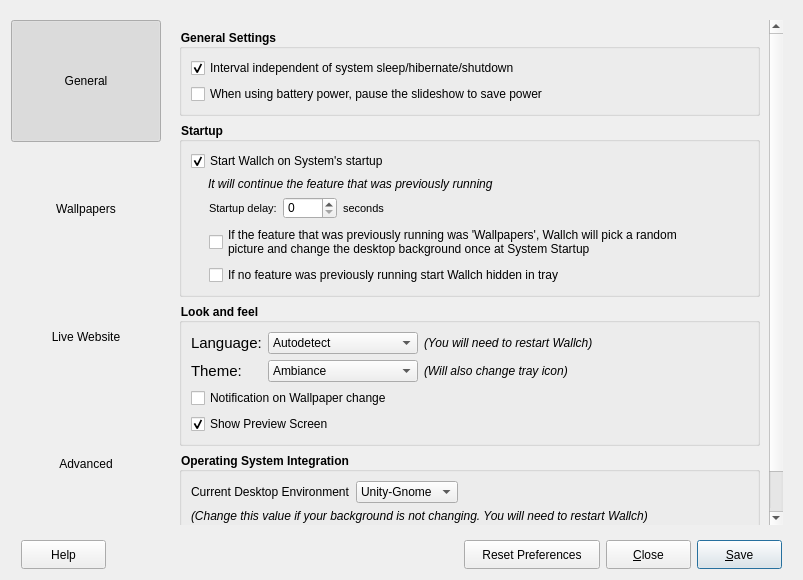
Old version of the form src/gui/preferences.ui in the repository LeonVitanos/Wallch.
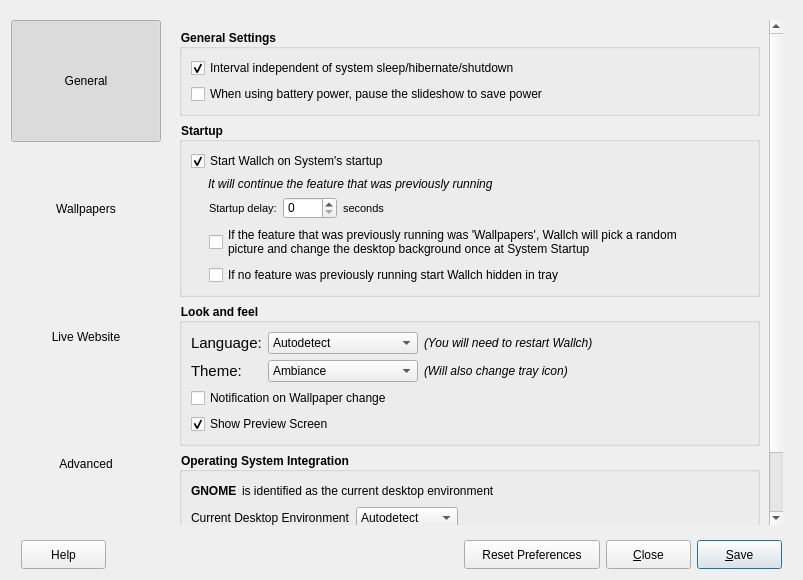
New version of the form. Icons and pictures are not drawn.

Commit message: UNIX: Improve desktop environment detection, and allow user to manually change it

Diff of the .ui file:
```diff
--- a/src/gui/preferences.ui
+++ b/src/gui/preferences.ui
@@ -254,9 +254,9 @@
             <property name="geometry">
              <rect>
               <x>0</x>
-              <y>0</y>
-              <width>601</width>
-              <height>604</height>
+              <y>-119</y>
+              <width>662</width>
+              <height>630</height>
              </rect>
             </property>
             <layout class="QVBoxLayout" name="verticalLayout_3">
@@ -623,6 +623,45 @@
                 <string>Operating System Integration</string>
                </property>
                <layout class="QVBoxLayout" name="verticalLayout_18">
+                <item>
+                 <layout class="QHBoxLayout" name="horizontalLayout_5">
+                  <property name="spacing">
+                   <number>2</number>
+                  </property>
+                  <item>
+                   <widget class="QLabel" name="DEname">
+                    <property name="font">
+                     <font>
+                      <bold>true</bold>
+                     </font>
+                    </property>
+                    <property name="text">
+                     <string>GNOME </string>
+                    </property>
+                   </widget>
+                  </item>
+                  <item>
+                   <widget class="QLabel" name="DElabel">
+                    <property name="text">
+                     <string>is identified as the current desktop environment</string>
+                    </property>
+                   </widget>
+                  </item>
+                  <item>
+                   <spacer name="horizontalSpacer">
+                    <property name="orientation">
+                     <enum>Qt::Horizontal</enum>
+                    </property>
+                    <property name="sizeHint" stdset="0">
+                     <size>
+                      <width>40</width>
+                      <height>20</height>
+                     </size>
+                    </property>
+                   </spacer>
+                  </item>
+                 </layout>
+                </item>
                 <item>
                  <layout class="QHBoxLayout" name="horizontalLayout_19">
                   <item>
@@ -634,6 +673,11 @@
                   </item>
                   <item>
                    <widget class="QComboBox" name="de_combo">
+                    <item>
+                     <property name="text">
+                      <string>Autodetect</string>
+                     </property>
+                    </item>
                     <item>
                      <property name="text">
                       <string notr="true">Unity-Gnome</string>
@@ -685,7 +729,10 @@
                    </font>
                   </property>
                   <property name="text">
-                   <string>(Change this value if your background is not changing. You will need to restart Wallch)</string>
+                   <string>(Change this value if your background is not changing)</string>
+                  </property>
+                  <property name="indent">
+                   <number>15</number>
                   </property>
                  </widget>
                 </item>
```
Left out of the diff: 4 changed lines with no effect on the pictures. The commit also changes 8 other files.
